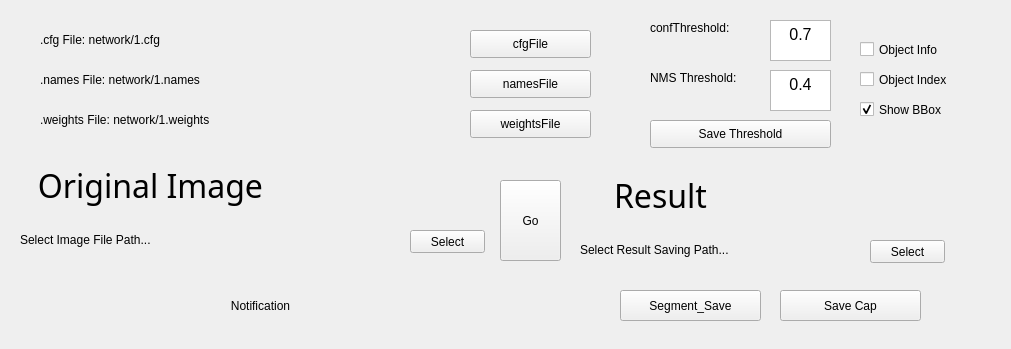
Qt form CPP-Qt/QYoloImageDetection/QYoloImageDetection.ui (marc0cheung/YOLOv4_Detection_dnnOpenCV) before a commit.
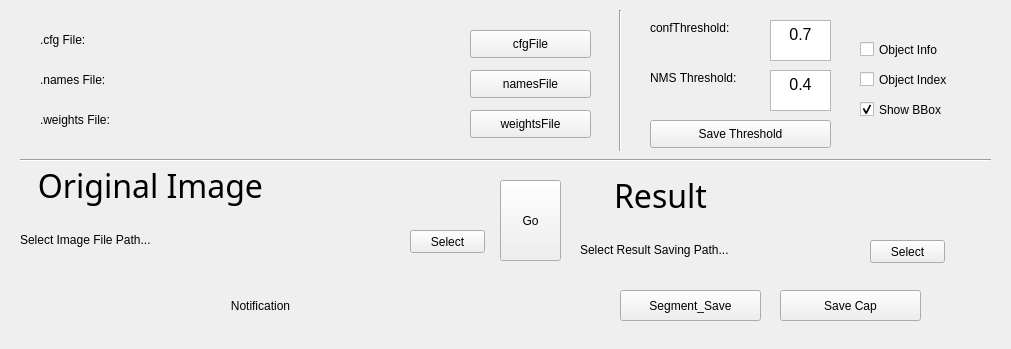
The same form after that commit.

```diff
--- a/CPP-Qt/QYoloImageDetection/QYoloImageDetection.ui
+++ b/CPP-Qt/QYoloImageDetection/QYoloImageDetection.ui
@@ -71,7 +71,7 @@
      </font>
     </property>
     <property name="text">
-     <string>.names File: network/1.names</string>
+     <string>.names File:</string>
     </property>
    </widget>
    <widget class="QCheckBox" name="showBBox_checkbox">
@@ -105,7 +105,7 @@
      </font>
     </property>
     <property name="text">
-     <string>.weights File: network/1.weights</string>
+     <string>.weights File:</string>
     </property>
    </widget>
    <widget class="QLabel" name="NMSThreshold_label">
@@ -404,7 +404,33 @@
      </font>
     </property>
     <property name="text">
-     <string>.cfg File: network/1.cfg</string>
+     <string>.cfg File:</string>
+    </property>
+   </widget>
+   <widget class="Line" name="line">
+    <property name="geometry">
+     <rect>
+      <x>20</x>
+      <y>150</y>
+      <width>971</width>
+      <height>20</height>
+     </rect>
+    </property>
+    <property name="orientation">
+     <enum>Qt::Horizontal</enum>
+    </property>
+   </widget>
+   <widget class="Line" name="line_2">
+    <property name="geometry">
+     <rect>
+      <x>610</x>
+      <y>10</y>
+      <width>20</width>
+      <height>141</height>
+     </rect>
+    </property>
+    <property name="orientation">
+     <enum>Qt::Vertical</enum>
     </property>
    </widget>
   </widget>
```
